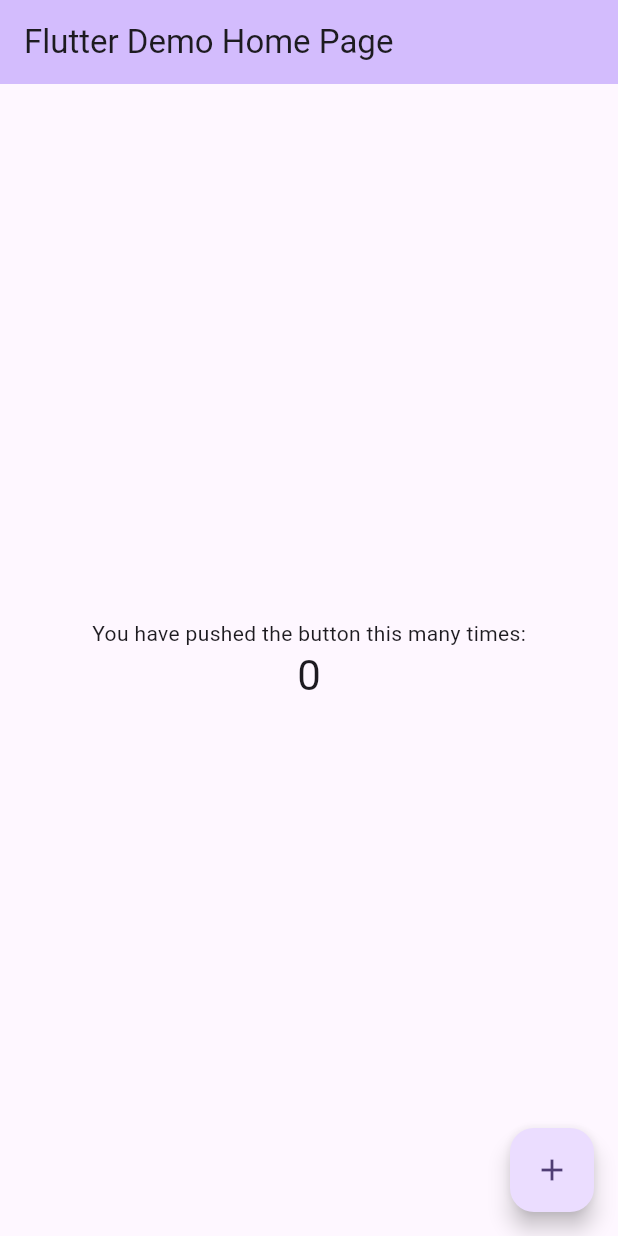
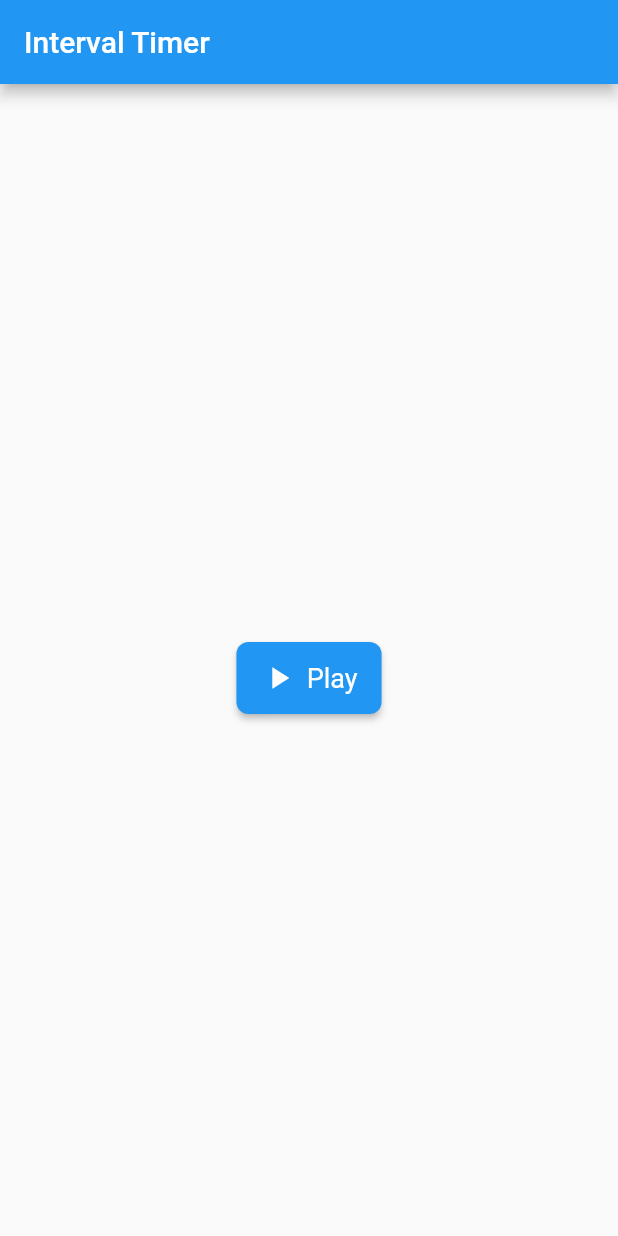
Before and after one commit to MordechaiCharlap/interval_timer, a Flutter app: the screen it shows after launch, on a phone screen of 412 x 824 dp. Run offline on Flutter 3.47's test engine with Material 2 defaults, Android fonts, the phone set to English and light mode, and no system bars.

Commit message:
AI code added

```diff
--- a/lib/main.dart
+++ b/lib/main.dart
@@ -1,4 +1,5 @@
 import 'package:flutter/material.dart';
+import 'screens/home_screen.dart';
 
 void main() {
   runApp(const MyApp());
@@ -7,119 +8,15 @@ void main() {
 class MyApp extends StatelessWidget {
   const MyApp({super.key});
 
-  // This widget is the root of your application.
   @override
   Widget build(BuildContext context) {
     return MaterialApp(
-      title: 'Flutter Demo',
+      title: 'My App',
       theme: ThemeData(
-        // This is the theme of your application.
-        //
-        // TRY THIS: Try running your application with "flutter run". You'll see
-        // the application has a blue toolbar. Then, without quitting the app,
-        // try changing the seedColor in the colorScheme below to Colors.green
-        // and then invoke "hot reload" (save your changes or press the "hot
-        // reload" button in a Flutter-supported IDE, or press "r" if you used
-        // the command line to start the app).
-        //
-        // Notice that the counter didn't reset back to zero; the application
-        // state is not lost during the reload. To reset the state, use hot
-        // restart instead.
-        //
-        // This works for code too, not just values: Most code changes can be
-        // tested with just a hot reload.
-        colorScheme: ColorScheme.fromSeed(seedColor: Colors.deepPurple),
-        useMaterial3: true,
+        primarySwatch: Colors.blue,
+        visualDensity: VisualDensity.adaptivePlatformDensity,
       ),
-      home: const MyHomePage(title: 'Flutter Demo Home Page'),
+      home: const HomeScreen(),
     );
   }
 }
-
-class MyHomePage extends StatefulWidget {
-  const MyHomePage({super.key, required this.title});
-
-  // This widget is the home page of your application. It is stateful, meaning
-  // that it has a State object (defined below) that contains fields that affect
-  // how it looks.
-
-  // This class is the configuration for the state. It holds the values (in this
-  // case the title) provided by the parent (in this case the App widget) and
-  // used by the build method of the State. Fields in a Widget subclass are
-  // always marked "final".
-
-  final String title;
-
-  @override
-  State<MyHomePage> createState() => _MyHomePageState();
-}
-
-class _MyHomePageState extends State<MyHomePage> {
-  int _counter = 0;
-
-  void _incrementCounter() {
-    setState(() {
-      // This call to setState tells the Flutter framework that something has
-      // changed in this State, which causes it to rerun the build method below
-      // so that the display can reflect the updated values. If we changed
-      // _counter without calling setState(), then the build method would not be
-      // called again, and so nothing would appear to happen.
-      _counter++;
-    });
-  }
-
-  @override
-  Widget build(BuildContext context) {
-    // This method is rerun every time setState is called, for instance as done
-    // by the _incrementCounter method above.
-    //
-    // The Flutter framework has been optimized to make rerunning build methods
-    // fast, so that you can just rebuild anything that needs updating rather
-    // than having to individually change instances of widgets.
-    return Scaffold(
-      appBar: AppBar(
-        // TRY THIS: Try changing the color here to a specific color (to
-        // Colors.amber, perhaps?) and trigger a hot reload to see the AppBar
-        // change color while the other colors stay the same.
-        backgroundColor: Theme.of(context).colorScheme.inversePrimary,
-        // Here we take the value from the MyHomePage object that was created by
-        // the App.build method, and use it to set our appbar title.
-        title: Text(widget.title),
-      ),
-      body: Center(
-        // Center is a layout widget. It takes a single child and positions it
-        // in the middle of the parent.
-        child: Column(
-          // Column is also a layout widget. It takes a list of children and
-          // arranges them vertically. By default, it sizes itself to fit its
-          // children horizontally, and tries to be as tall as its parent.
-          //
-          // Column has various properties to control how it sizes itself and
-          // how it positions its children. Here we use mainAxisAlignment to
-          // center the children vertically; the main axis here is the vertical
-          // axis because Columns are vertical (the cross axis would be
-          // horizontal).
-          //
-          // TRY THIS: Invoke "debug painting" (choose the "Toggle Debug Paint"
-          // action in the IDE, or press "p" in the console), to see the
-          // wireframe for each widget.
-          mainAxisAlignment: MainAxisAlignment.center,
-          children: <Widget>[
-            const Text(
-              'You have pushed the button this many times:',
-            ),
-            Text(
-              '$_counter',
-              style: Theme.of(context).textTheme.headlineMedium,
-            ),
-          ],
-        ),
-      ),
-      floatingActionButton: FloatingActionButton(
-        onPressed: _incrementCounter,
-        tooltip: 'Increment',
-        child: const Icon(Icons.add),
-      ), // This trailing comma makes auto-formatting nicer for build methods.
-    );
-  }
-}
--- /dev/null
+++ b/lib/screens/home_screen.dart
@@ -0,0 +1,51 @@
+import 'package:flutter/material.dart';
+import '../widgets/custom_button.dart';
+// import '../widgets/clock.dart';
+
+class HomeScreen extends StatefulWidget {
+  const HomeScreen({super.key});
+
+  @override
+  _HomeScreenState createState() => _HomeScreenState();
+}
+
+class _HomeScreenState extends State<HomeScreen> {
+  bool isRunning = false;
+
+  void startTimer() {
+    setState(() {
+      isRunning = true;
+    });
+    // Add your timer logic here
+  }
+
+  void stopTimer() {
+    setState(() {
+      isRunning = false;
+    });
+    // Add your stop timer logic here
+  }
+
+  @override
+  Widget build(BuildContext context) {
+    return Scaffold(
+      appBar: AppBar(
+        title: const Text('Interval Timer'),
+      ),
+      body: Center(
+        child: Column(
+          mainAxisAlignment: MainAxisAlignment.center,
+          children: [
+            // Clock(isRunning: isRunning),
+            const SizedBox(height: 24),
+            CustomButton(
+              onPressed: isRunning ? stopTimer : startTimer,
+              icon: isRunning ? Icons.stop : Icons.play_arrow,
+              label: isRunning ? 'Stop' : 'Play',
+            ),
+          ],
+        ),
+      ),
+    );
+  }
+}
--- /dev/null
+++ b/lib/widgets/custom_button.dart
@@ -0,0 +1,31 @@
+import 'package:flutter/material.dart';
+
+class CustomButton extends StatelessWidget {
+  final VoidCallback onPressed;
+  final IconData icon;
+  final String label;
+
+  const CustomButton({
+    super.key,
+    required this.onPressed,
+    required this.icon,
+    required this.label,
+  });
+
+  @override
+  Widget build(BuildContext context) {
+    return ElevatedButton.icon(
+      onPressed: onPressed,
+      icon: Icon(icon),
+      label: Text(label),
+      style: ElevatedButton.styleFrom(
+        backgroundColor: Colors.blue,
+        textStyle: const TextStyle(fontSize: 18),
+        padding: const EdgeInsets.symmetric(horizontal: 16, vertical: 12),
+        shape: RoundedRectangleBorder(
+          borderRadius: BorderRadius.circular(8),
+        ),
+      ),
+    );
+  }
+}
```
Also changed, not shown: lib/widgets/clock.dart (added, +70 -0 lines), pubspec.yaml (+3 -4 lines), pubspec.lock.
